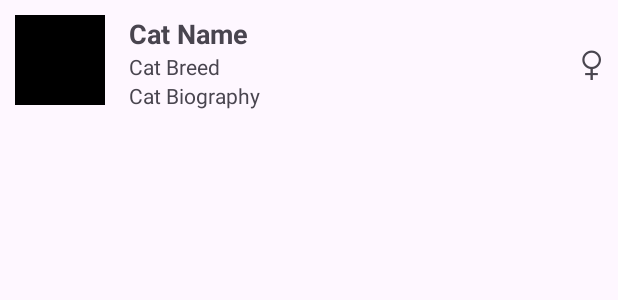
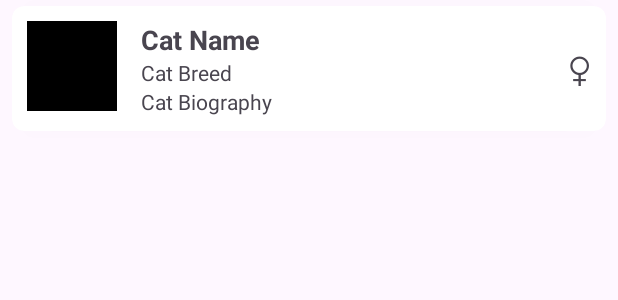
Before and after one commit to Muiz-Isman/MAP_Lab_Week6, an Android app: the layout item_list.xml on its own in the app's theme, with its tools: preview values and no code run, on a phone screen of 412 x 824 dp. Shown: the top 300 px of the screen. Run offline under Robolectric (Android 15) with nearby library versions, the phone set to English and light mode, and no system bars.

Commit message:
Commit 3 & Assignment

```diff
--- a/app/src/main/res/layout/item_list.xml
+++ b/app/src/main/res/layout/item_list.xml
@@ -1,8 +1,16 @@
 <?xml version="1.0" encoding="utf-8"?>
-<androidx.constraintlayout.widget.ConstraintLayout
+<androidx.cardview.widget.CardView
     xmlns:android="http://schemas.android.com/apk/res/android"
     xmlns:app="http://schemas.android.com/apk/res-auto"
     xmlns:tools="http://schemas.android.com/tools"
+    android:layout_width="match_parent"
+    android:layout_height="wrap_content"
+    android:layout_marginHorizontal="8dp"
+    android:layout_marginVertical="4dp"
+    app:cardCornerRadius="8dp"
+    app:cardElevation="4dp">
+
+    <androidx.constraintlayout.widget.ConstraintLayout
         android:layout_width="match_parent"
         android:layout_height="wrap_content"
         android:padding="10dp">
@@ -55,3 +63,5 @@
             tools:text="♀" />
 
     </androidx.constraintlayout.widget.ConstraintLayout>
+
+</androidx.cardview.widget.CardView>
```
Also changed, not shown: app/src/main/java/com/example/map_lab_week6/CatAdapter.kt (+26 -3 lines), app/src/main/java/com/example/map_lab_week6/MainActivity.kt (+54 -0 lines). Lines whose indentation alone changed are shown as unchanged.
